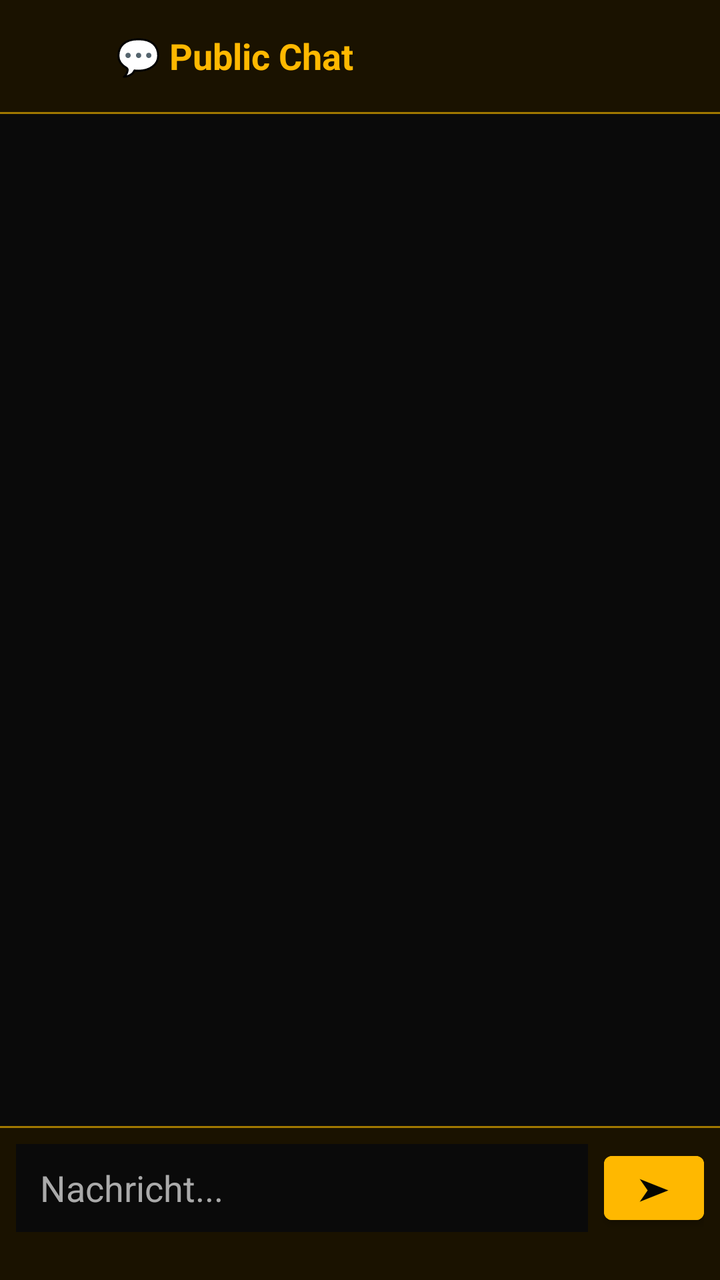
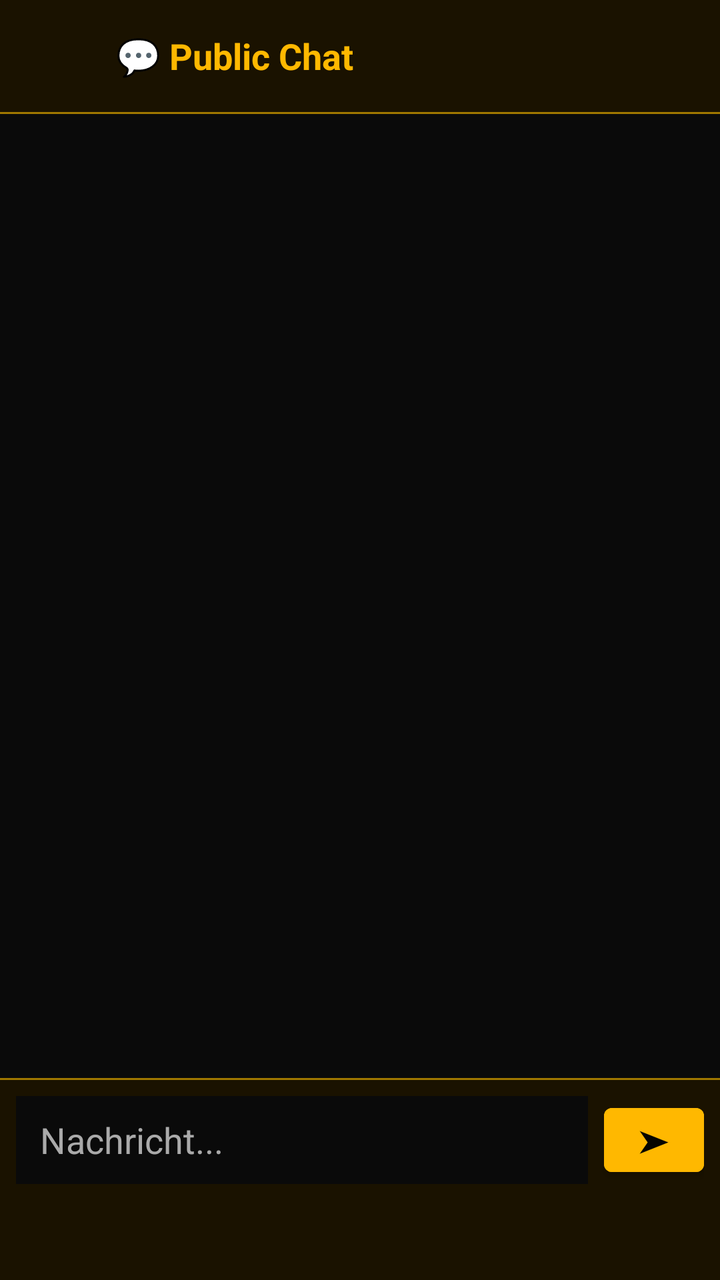

Before-and-after screenshots of an Android layout around one commit, followed by the original layout XML and the change that was made.
<!-- AndroidManifest.xml: application theme Theme.BAF -->
<!-- res/layout/fragment_chat.xml -->
<?xml version="1.0" encoding="utf-8"?>
<LinearLayout xmlns:android="http://schemas.android.com/apk/res/android"
    android:layout_width="match_parent"
    android:layout_height="match_parent"
    android:orientation="vertical"
    android:background="@color/baf_background">

    <LinearLayout
        android:layout_width="match_parent"
        android:layout_height="56dp"
        android:orientation="horizontal"
        android:background="@color/baf_card"
        android:gravity="center_vertical"
        android:padding="12dp">

        <TextView
            android:id="@+id/chatBackButton"
            android:layout_width="wrap_content"
            android:layout_height="wrap_content"
            android:text="←"
            android:textColor="@color/baf_gold"
            android:textSize="22sp"
            android:padding="8dp"
            android:clickable="true"
            android:focusable="true"/>

        <TextView
            android:layout_width="wrap_content"
            android:layout_height="wrap_content"
            android:text="💬 Public Chat"
            android:textColor="@color/baf_gold"
            android:textSize="18sp"
            android:textStyle="bold"
            android:layout_marginStart="8dp"/>

    </LinearLayout>

    <View
        android:layout_width="match_parent"
        android:layout_height="1dp"
        android:background="@color/baf_gold_dark"/>

    <androidx.recyclerview.widget.RecyclerView
        android:id="@+id/chatRecyclerView"
        android:layout_width="match_parent"
        android:layout_height="0dp"
        android:layout_weight="1"
        android:padding="8dp"
        android:paddingBottom="8dp"
        android:clipToPadding="false"
        android:background="@color/baf_background"/>

    <View
        android:layout_width="match_parent"
        android:layout_height="1dp"
        android:background="@color/baf_gold_dark"/>

    <LinearLayout
        android:layout_width="match_parent"
        android:layout_height="wrap_content"
        android:orientation="horizontal"
        android:background="@color/baf_card"
        android:paddingStart="8dp"
        android:paddingEnd="8dp"
        android:paddingTop="8dp"
        android:paddingBottom="24dp"
        android:gravity="center_vertical">

        <EditText
            android:id="@+id/chatInput"
            android:layout_width="0dp"
            android:layout_height="44dp"
            android:layout_weight="1"
            android:hint="Nachricht..."
            android:textColor="@color/baf_text_primary"
            android:textColorHint="@color/baf_text_secondary"
            android:background="@color/baf_background"
            android:paddingStart="12dp"
            android:paddingEnd="12dp"
            android:inputType="text"
            android:imeOptions="actionSend"
            android:maxLines="1"/>

        <Button
            android:id="@+id/chatSendButton"
            android:layout_width="50dp"
            android:layout_height="44dp"
            android:text="➤"
            android:textColor="@color/baf_black"
            android:textSize="16sp"
            android:layout_marginStart="8dp"
            android:backgroundTint="@color/baf_gold"/>

    </LinearLayout>

</LinearLayout>
<!-- resources referenced by this layout -->
<resources>
  <color name="baf_background">#0A0A0A</color>
  <color name="baf_black">#050500</color>
  <color name="baf_card">#1A1200</color>
  <color name="baf_gold">#FFB800</color>
  <color name="baf_gold_dark">#A07800</color>
  <color name="baf_text_primary">#FFFFFF</color>
  <color name="baf_text_secondary">#AAAAAA</color>
  <style name="Theme.BAF" parent="Theme.MaterialComponents.DayNight.NoActionBar">
          <item name="colorPrimary">@color/baf_gold</item>
          <item name="colorPrimaryVariant">@color/baf_gold_dark</item>
          <item name="colorOnPrimary">@color/baf_black</item>
          <item name="colorSecondary">@color/baf_gold</item>
          <item name="colorOnSecondary">@color/baf_black</item>
          <item name="android:windowBackground">@color/baf_background</item>
          <item name="android:statusBarColor">@color/baf_black</item>
          <item name="android:navigationBarColor">@color/baf_black</item>
      </style>
</resources>

<!-- the commit's change to res/layout/fragment_chat.xml (unified diff, before → after) -->
@@ -46,7 +46,6 @@
         android:layout_height="0dp"
         android:layout_weight="1"
         android:padding="8dp"
-        android:paddingBottom="8dp"
         android:clipToPadding="false"
         android:background="@color/baf_background"/>
 
@@ -63,7 +62,7 @@
         android:paddingStart="8dp"
         android:paddingEnd="8dp"
         android:paddingTop="8dp"
-        android:paddingBottom="24dp"
+        android:paddingBottom="48dp"
         android:gravity="center_vertical">
 
         <EditText
